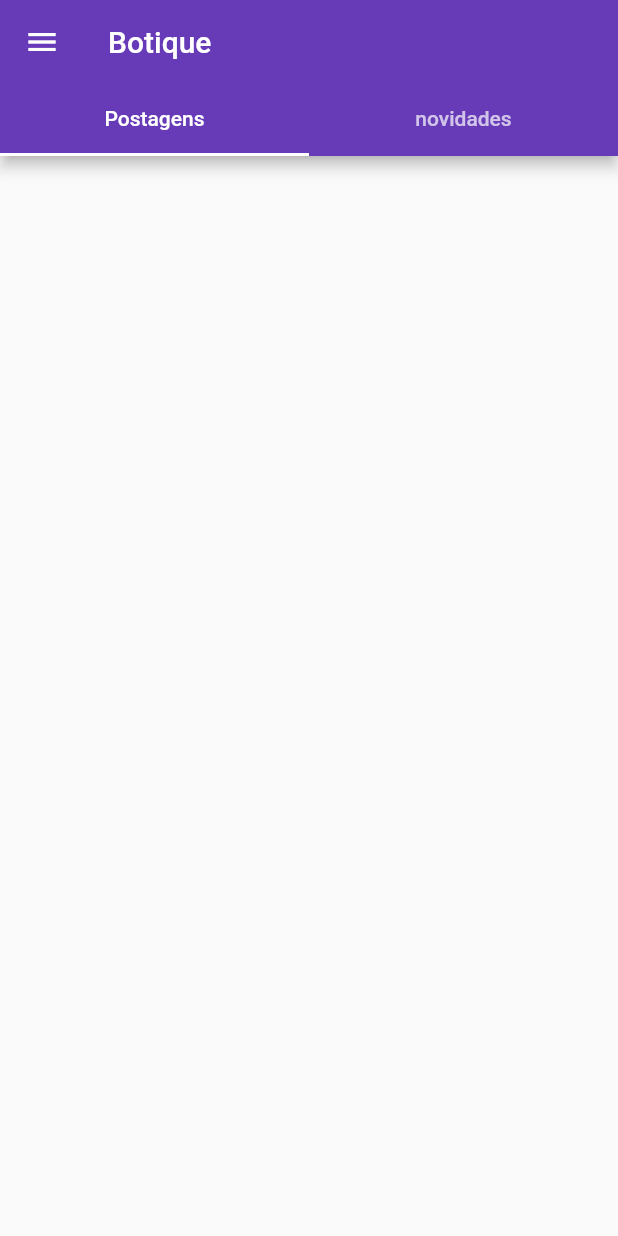
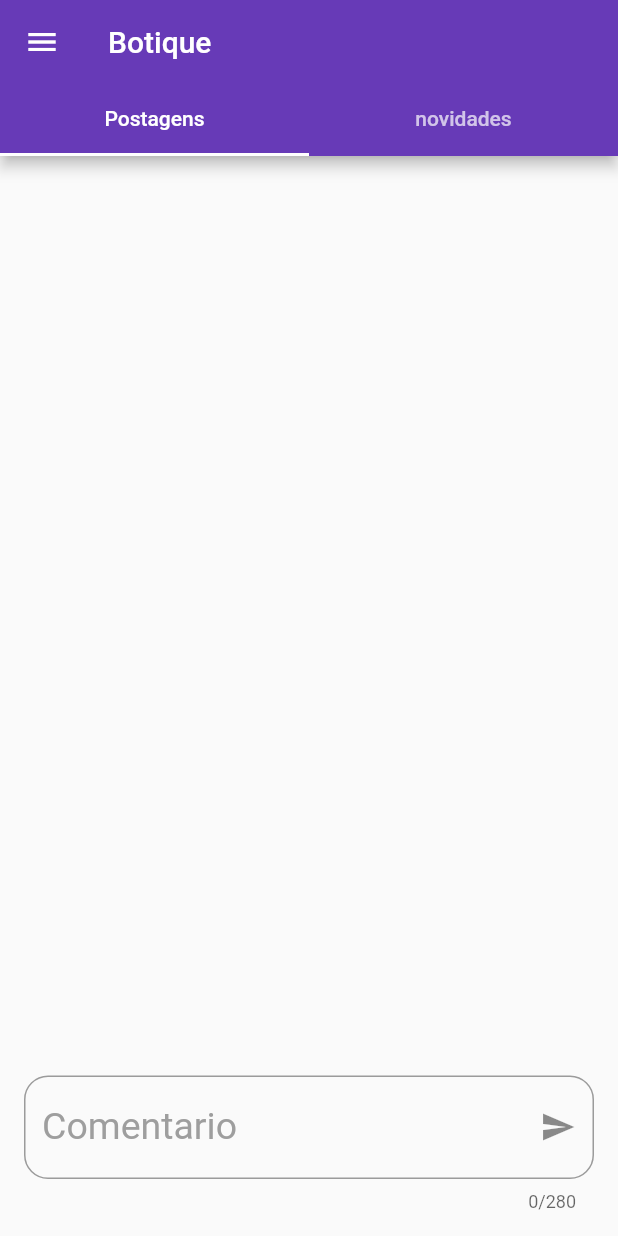
Before and after one commit to felipe11xx/Botique, a Flutter app: the HomePage screen opened directly, on a phone screen of 412 x 824 dp. Run offline on Flutter 3.47's test engine with Material 2 defaults, Android fonts, the phone set to English and light mode, and no system bars; our stand-ins replace cloud_firestore, email_validator, firebase_auth, google_sign_in, shared_preferences; missing offline and left inert: flutter_auth_buttons; accounts and stored records are empty.

Commit message:
add_cloud_storage_comments

```diff
--- a/botique/lib/bloc/signup/signup_bloc.dart
+++ b/botique/lib/bloc/signup/signup_bloc.dart
@@ -6,7 +6,7 @@ class SignUpBloc extends BooleanBloc{
 
   Future<ApiResponse> signUp(String name,String email, String password)async{
     add(true);
-    ApiResponse response = await FirebaseService().signup(name,email, password);
+    ApiResponse response = await FirebaseService().signUp(name,email, password);
     add(false);
     return response;
   }
--- a/botique/lib/pages/home/home_page.dart
+++ b/botique/lib/pages/home/home_page.dart
@@ -34,11 +34,17 @@ class _HomePageState extends State<HomePage> {
             email: "felipe@hotmail.com",
             profilePicture:
                 "https://i.pinimg.com/474x/6a/f3/29/jotaro.jpg"),
-        body: TabBarView(
-          children: <Widget>[
-            PostPage(),
-            NewsLettersPage()
-          ],
+        body: GestureDetector(
+          behavior: HitTestBehavior.opaque,
+          onTap: () {
+            FocusScope.of(context).requestFocus(new FocusNode());
+          },
+          child: TabBarView(
+            children: <Widget>[
+              PostPage(),
+              NewsLettersPage()
+            ],
+          ),
         ),
       ),
     );
--- a/botique/lib/pages/home/posts/post_listview.dart
+++ b/botique/lib/pages/home/posts/post_listview.dart
@@ -14,13 +14,14 @@ class PostsListView extends StatelessWidget {
   }
 
   _listView(List<Post> posts) {
+
+
     return Container(
-      padding: EdgeInsets.symmetric(horizontal: 16),
       child: ListView.builder(
+        shrinkWrap: true,
           itemCount: posts != null ? posts.length : 0,
           itemBuilder: (context, index) {
             Post post = posts[index];
-
             return CardMessage(post.author, post.postContent, post.postDate, context);
           }),
     );
--- a/botique/lib/pages/home/posts/post_page.dart
+++ b/botique/lib/pages/home/posts/post_page.dart
@@ -1,14 +1,64 @@
 import 'package:botique/domain/posts/post.dart';
+import 'package:botique/domain/user.dart';
+import 'package:botique/firebase/posts_service.dart';
 import 'package:botique/pages/home/posts/post_listview.dart';
+import 'package:botique/resources/strings.dart';
+import 'package:botique/utils/date_formatter.dart';
+import 'package:botique/utils/validator.dart';
+import 'package:botique/widgets/app_inputtext.dart';
 import 'package:cloud_firestore/cloud_firestore.dart';
 import 'package:flutter/cupertino.dart';
 import 'package:flutter/material.dart';
+import 'package:uuid/uuid.dart';
 
-class PostPage extends StatelessWidget {
+class PostPage extends StatefulWidget {
+  @override
+  _PostPageState createState() => _PostPageState();
+}
+
+class _PostPageState extends State<PostPage> {
+  final _tComment = TextEditingController();
+
+  final _formKey = GlobalKey<FormState>();
+
   @override
   Widget build(BuildContext context) {
+    return _body();
+  }
+
+  _body() {
+    return Container(
+      margin: EdgeInsets.all(16),
+      child: Column(
+        children: <Widget>[
+          Expanded(
+            child: _streamBuilder(),
+          ),
+          SizedBox(
+            height: 20,
+          ),
+          Form(
+            key: _formKey,
+            child: AppInputText(
+              Strings.comment,
+              Strings.createComment,
+              validator: validateField,
+              textEditingController: _tComment,
+              maxLength: 280,
+              suffixIcon: IconButton(
+                icon: Icon(Icons.send),
+                onPressed: _onSendComment,
+              ),
+            ),
+          ),
+        ],
+      ),
+    );
+  }
+
+  _streamBuilder() {
     return StreamBuilder<QuerySnapshot>(
-      stream: Firestore.instance.collection('posts').snapshots(),
+      stream: PostsService().stream,
       builder: (BuildContext context, AsyncSnapshot<QuerySnapshot> snapshot) {
         if (snapshot.hasError) return new Text('Error: ${snapshot.error}');
         if (!snapshot.hasData) {
@@ -17,7 +67,8 @@ class PostPage extends StatelessWidget {
           );
         }
 
-        List<Post> posts = snapshot.data.documents.map((DocumentSnapshot document) {
+        List<Post> posts =
+            snapshot.data.documents.map((DocumentSnapshot document) {
           return Post.fromMap(document.data);
         }).toList();
 
@@ -25,4 +76,32 @@ class PostPage extends StatelessWidget {
       },
     );
   }
+
+  _onSendComment() {
+    if (!_formKey.currentState.validate()) return;
+
+    Future<User> future = User.get();
+    final String comment = _tComment.text;
+    User user;
+    Post p;
+    future.then((value) => {
+          user = value,
+          p = Post(
+              id: Uuid().v1(),
+              authorId: user.id,
+              author: user.name,
+              postContent:comment ,
+              postDate: dateNow()),
+          PostsService().sendPost(p)
+        });
+    _tComment.text = "";
+    FocusScope.of(context).requestFocus(new FocusNode());  }
+
+  void _onEditComment() {
+//    var now = DateTime.now();
+//    var datePost = DateFormat("yyyy/MM/dd").format(now);
+//    Firestore.instance.collection("posts").document("1").setData(Post(author: "Pedro",authorId: "2", postContent: "postagem nova", postDate:datePost).toJson());
+  }
+
+  void _onDeletePost() {}
 }
--- a/botique/lib/pages/home/profile_drawer_list.dart
+++ b/botique/lib/pages/home/profile_drawer_list.dart
@@ -25,7 +25,6 @@ class ProfileDrawerList extends StatelessWidget {
               future: future,
               builder: (context, snapshot) {
                 FirebaseUser user = snapshot.data;
-
                 return user != null ? _header(user) : Container();
               },
             ),
--- a/botique/lib/resources/strings.dart
+++ b/botique/lib/resources/strings.dart
@@ -27,6 +27,11 @@ class Strings{
   static String standUserEmail = "felipe11xx@hotmail.com";
 
   static String userCreated = "Usuário criado com sucesso";
+  static String userNotCreated = "Não foi possivel concluir o cadastro";
   static String userNotCreatedError = "Não foi possivel criar um usuário";
 
+  static String createComment = "Insira seu comentario abaixo ";
+  static String comment = "Comentario";
+
+  static String postCollection ="posts";
 }
--- a/botique/lib/widgets/app_inputtext.dart
+++ b/botique/lib/widgets/app_inputtext.dart
@@ -17,6 +17,8 @@ class AppInputText extends StatelessWidget {
   TextCapitalization textCapitalization;
   FocusNode focusNode;
   FocusNode nextFocus;
+  int maxLength;
+  IconButton suffixIcon;
 
   AppInputText(this.label,
       this.hint,
@@ -27,11 +29,14 @@ class AppInputText extends StatelessWidget {
       this.action,
       this.focusNode,
       this.nextFocus,
-      this.textCapitalization = TextCapitalization.none});
+      this.textCapitalization = TextCapitalization.none,
+      this.maxLength ,
+      this.suffixIcon });
 
   @override
   Widget build(BuildContext context) {
     return TextFormField(
+      maxLength: maxLength,
       controller: textEditingController,
       style: TextStyle( fontSize: 25),
       obscureText: isPassword,
@@ -53,6 +58,8 @@ class AppInputText extends StatelessWidget {
         labelStyle: TextStyle(color: Colors.grey, fontSize: 25),
         hintText: hint,
         hintStyle: TextStyle(color: Colors.grey, fontSize: 16),
+        hintMaxLines: 2,
+        suffixIcon: suffixIcon
       ),
     );
   }
--- a/botique/pubspec.yaml
+++ b/botique/pubspec.yaml
@@ -25,6 +25,7 @@ dependencies:
   google_sign_in: ^4.5.1
   flutter_auth_buttons: ^0.8.0
   cloud_firestore: ^0.13.6
+  uuid: ^2.0.4
 
 
 dev_dependencies:
```
Also changed, not shown: botique/lib/domain/user.dart (+12 -17 lines), botique/lib/firebase/firebase_service.dart (+26 -22 lines), botique/lib/firebase/posts_service.dart (added, +28 -0 lines), botique/lib/utils/date_formatter.dart (+7 -0 lines), botique/pubspec.lock.
